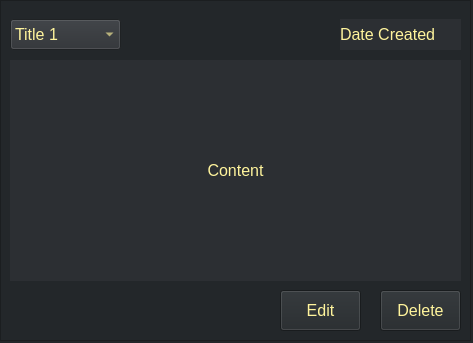
The window that UI_files/Notes/notes_view_form.ui (KuroNeko717/Cue) describes before a commit, drawn with Qt 5.
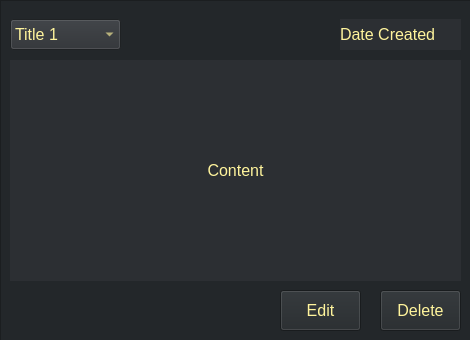
The same window after the commit.

```diff
--- a/UI_files/Notes/notes_view_form.ui
+++ b/UI_files/Notes/notes_view_form.ui
@@ -6,10 +6,22 @@
    <rect>
     <x>0</x>
     <y>0</y>
-    <width>473</width>
-    <height>343</height>
+    <width>470</width>
+    <height>340</height>
    </rect>
   </property>
+  <property name="minimumSize">
+   <size>
+    <width>470</width>
+    <height>340</height>
+   </size>
+  </property>
+  <property name="maximumSize">
+   <size>
+    <width>470</width>
+    <height>340</height>
+   </size>
+  </property>
   <property name="windowTitle">
    <string>Form</string>
   </property>
```
